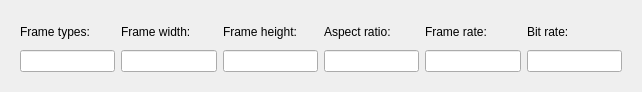
The window that codec-preview/videoinfowidget.ui (pszopinski/codec-preview) describes before a commit, drawn with Qt 5.
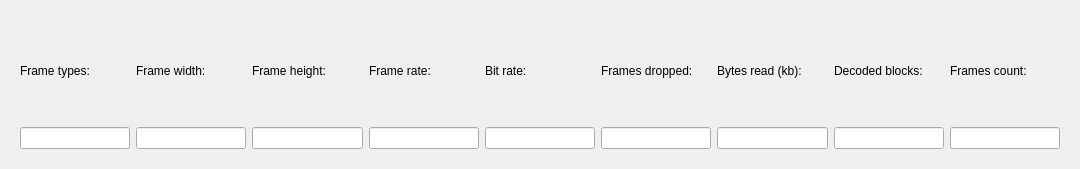
The same window after the commit.

Commit message: retrieved bitrate, frame count and frames dropped from vlcqt

Diff of the .ui file:
```diff
--- a/codec-preview/videoinfowidget.ui
+++ b/codec-preview/videoinfowidget.ui
@@ -6,53 +6,17 @@
    <rect>
     <x>0</x>
     <y>0</y>
-    <width>642</width>
-    <height>92</height>
+    <width>1080</width>
+    <height>169</height>
    </rect>
   </property>
   <property name="windowTitle">
    <string>Form</string>
   </property>
-  <layout class="QHBoxLayout" name="horizontalLayout">
-   <item>
+  <layout class="QGridLayout" name="gridLayout_2">
+   <item row="0" column="0">
     <widget class="QWidget" name="widget_2" native="true">
      <layout class="QGridLayout" name="gridLayout">
-      <item row="0" column="5">
-       <layout class="QVBoxLayout" name="verticalLayout_13">
-        <item>
-         <widget class="QLabel" name="label_7">
-          <property name="text">
-           <string>Frame rate:</string>
-          </property>
-         </widget>
-        </item>
-        <item>
-         <widget class="QLineEdit" name="frameRate">
-          <property name="readOnly">
-           <bool>true</bool>
-          </property>
-         </widget>
-        </item>
-       </layout>
-      </item>
-      <item row="0" column="6">
-       <layout class="QVBoxLayout" name="verticalLayout_11" stretch="0,0">
-        <item>
-         <widget class="QLabel" name="lBitrate">
-          <property name="text">
-           <string>Bit rate:</string>
-          </property>
-         </widget>
-        </item>
-        <item>
-         <widget class="QLineEdit" name="bitRate">
-          <property name="readOnly">
-           <bool>true</bool>
-          </property>
-         </widget>
-        </item>
-       </layout>
-      </item>
       <item row="0" column="0">
        <layout class="QVBoxLayout" name="verticalLayout_4" stretch="0,0">
         <item>
@@ -107,17 +71,107 @@
         </item>
        </layout>
       </item>
+      <item row="0" column="5">
+       <layout class="QVBoxLayout" name="verticalLayout_7" stretch="0,0">
+        <item>
+         <widget class="QLabel" name="label_6">
+          <property name="text">
+           <string>Frames dropped:</string>
+          </property>
+         </widget>
+        </item>
+        <item>
+         <widget class="QLineEdit" name="framesDropped">
+          <property name="readOnly">
+           <bool>true</bool>
+          </property>
+         </widget>
+        </item>
+       </layout>
+      </item>
+      <item row="0" column="6">
+       <layout class="QVBoxLayout" name="verticalLayout_6" stretch="0,0">
+        <item>
+         <widget class="QLabel" name="label_5">
+          <property name="text">
+           <string>Bytes read (kb):</string>
+          </property>
+         </widget>
+        </item>
+        <item>
+         <widget class="QLineEdit" name="bytesRead">
+          <property name="readOnly">
+           <bool>true</bool>
+          </property>
+         </widget>
+        </item>
+       </layout>
+      </item>
+      <item row="0" column="7">
+       <layout class="QVBoxLayout" name="verticalLayout_12" stretch="0,0">
+        <item>
+         <widget class="QLabel" name="label_8">
+          <property name="text">
+           <string>Decoded blocks:</string>
+          </property>
+         </widget>
+        </item>
+        <item>
+         <widget class="QLineEdit" name="decodedBlocks">
+          <property name="readOnly">
+           <bool>true</bool>
+          </property>
+         </widget>
+        </item>
+       </layout>
+      </item>
+      <item row="0" column="8">
+       <layout class="QVBoxLayout" name="verticalLayout_14" stretch="0,0">
+        <item>
+         <widget class="QLabel" name="label_9">
+          <property name="text">
+           <string>Frames count:</string>
+          </property>
+         </widget>
+        </item>
+        <item>
+         <widget class="QLineEdit" name="framesCount">
+          <property name="readOnly">
+           <bool>true</bool>
+          </property>
+         </widget>
+        </item>
+       </layout>
+      </item>
       <item row="0" column="3">
-       <layout class="QVBoxLayout" name="verticalLayout_10" stretch="0,0">
+       <layout class="QVBoxLayout" name="verticalLayout_13">
         <item>
-         <widget class="QLabel" name="lAspectRatio">
+         <widget class="QLabel" name="label_7">
           <property name="text">
-           <string>Aspect ratio:</string>
+           <string>Frame rate:</string>
           </property>
          </widget>
         </item>
         <item>
-         <widget class="QLineEdit" name="aspectRatio">
+         <widget class="QLineEdit" name="frameRate">
+          <property name="readOnly">
+           <bool>true</bool>
+          </property>
+         </widget>
+        </item>
+       </layout>
+      </item>
+      <item row="0" column="4">
+       <layout class="QVBoxLayout" name="verticalLayout_11" stretch="0,0">
+        <item>
+         <widget class="QLabel" name="lBitrate">
+          <property name="text">
+           <string>Bit rate:</string>
+          </property>
+         </widget>
+        </item>
+        <item>
+         <widget class="QLineEdit" name="bitRate">
           <property name="readOnly">
            <bool>true</bool>
           </property>
```
The commit also changes 6 other files.
